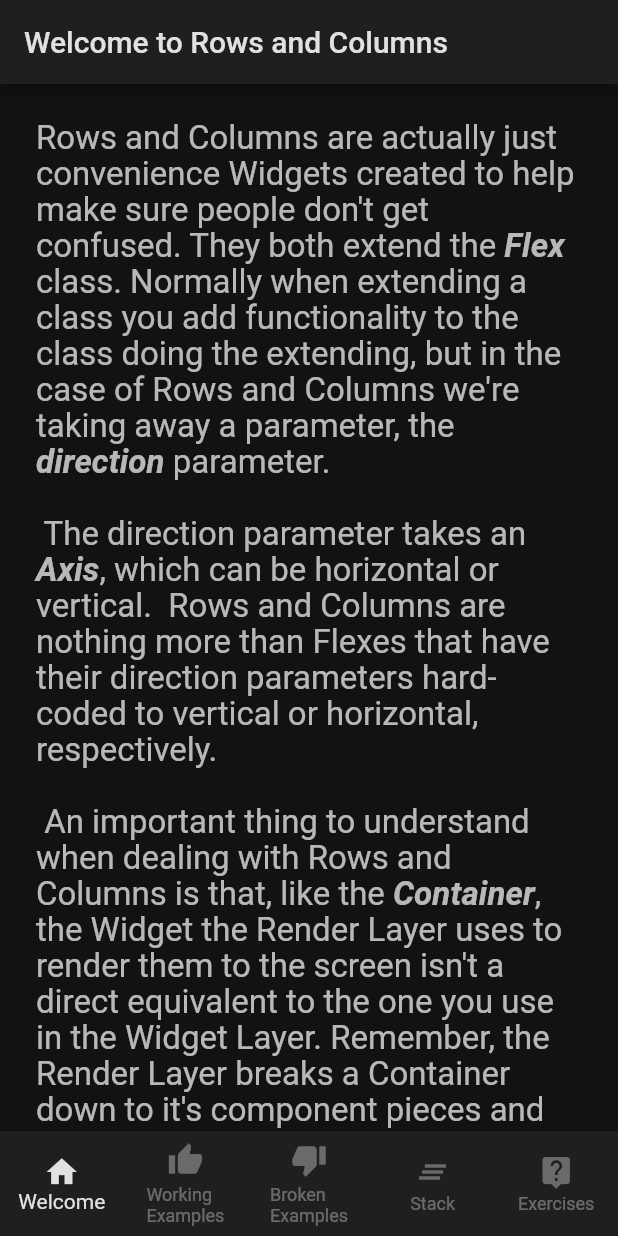
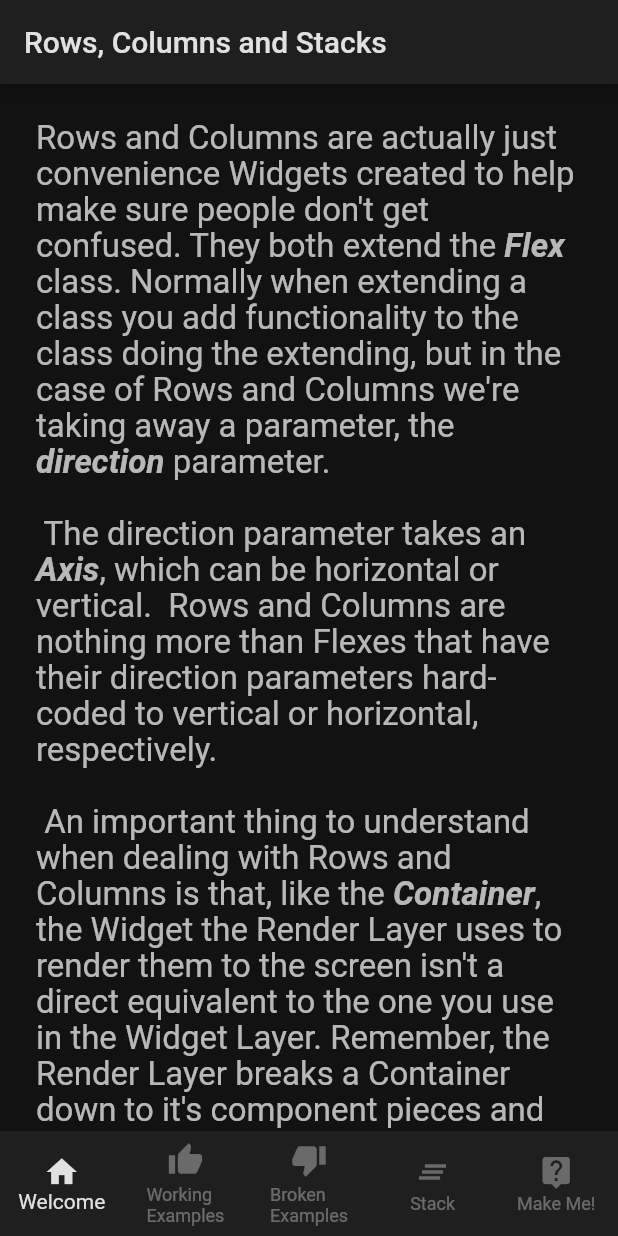
Before and after one commit to Adit-COCO-Garg/m05_rows_columns_stacks, a Flutter app: the screen it shows after launch, on a phone screen of 412 x 824 dp. Run offline on Flutter 3.47's test engine with Material 2 defaults, Android fonts, the phone set to English and light mode, and no system bars.

Commit message:
Tested Ok, 1/16/20

```diff
--- a/lib/pages/home.dart
+++ b/lib/pages/home.dart
@@ -58,7 +58,8 @@ class _HomeState extends State<Home> with SingleTickerProviderStateMixin {
     final heraObjectInstance = Provider.of<HeraObject>(context);
     return Stack(
       children: <Widget>[
-        Scaffold(
+        SafeArea(
+          child: Scaffold(
             backgroundColor: AppColors.darkThemeNoElevation,
             appBar: AppBar(
               backgroundColor: AppColors.darkThemeAppBar,
@@ -89,6 +90,7 @@ class _HomeState extends State<Home> with SingleTickerProviderStateMixin {
             ),
 
             body: decideWhichBodyToUse(),
+          ),
         ),
         ///
         /// Splash Screen
@@ -147,7 +149,7 @@ class _HomeState extends State<Home> with SingleTickerProviderStateMixin {
     ),
     BottomNavigationBarItem(
       icon: Icon(Icons.live_help),
-      title: const Text('Exercises'),
+      title: const Text('Make Me!'),
     ),
   ];
 }
--- a/lib/widgets/welcome_screen.dart
+++ b/lib/widgets/welcome_screen.dart
@@ -15,7 +15,7 @@ class WelcomeScreen extends StatelessWidget {
     return ValueListenableBuilder<String>(
       valueListenable: heraObjectInstance.mainAppBarString,
       builder: (BuildContext context, String mainAppBarString, Widget child) {
-        heraObjectInstance.changeAppBarTitle('Welcome to Rows and Columns');
+        heraObjectInstance.changeAppBarTitle('Rows, Columns and Stacks');
         return SingleChildScrollView(
           child: Padding(
             padding: const EdgeInsets.all(24.0),
```
Also changed, not shown: assets/images/Flutter-Mark-square-1200.png (added). Lines whose indentation alone changed are shown as unchanged.
